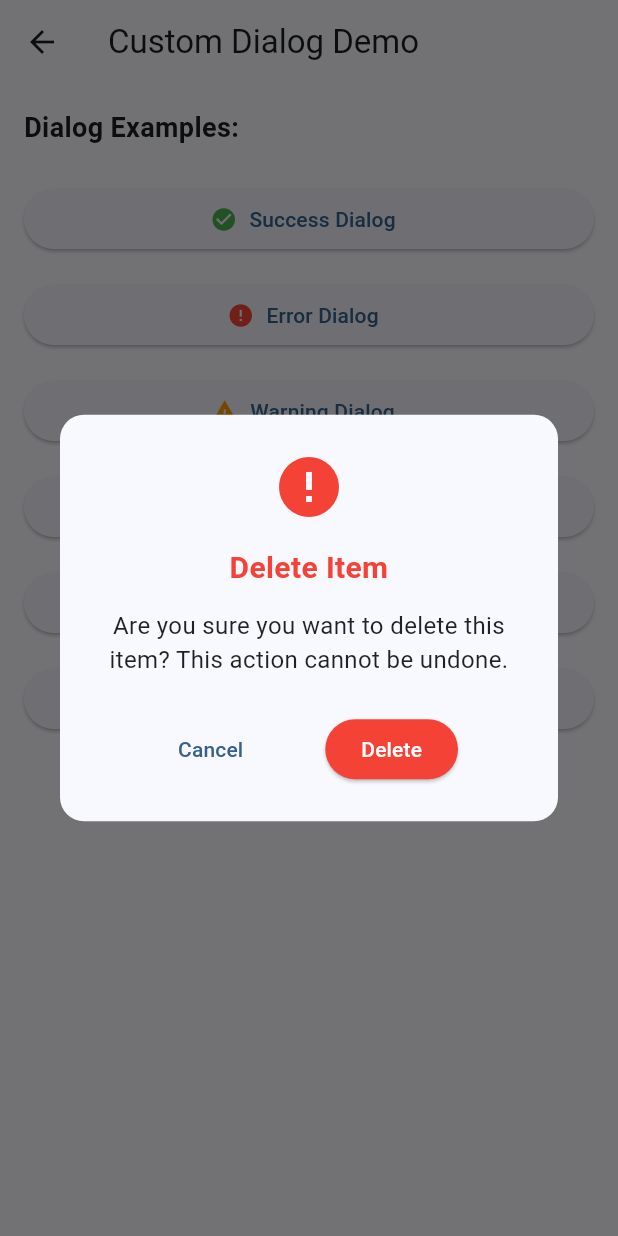
After one commit to Koichi5/sample-flutter2025, a Flutter app: the CustomDialogDemo screen opened directly, after a tap on "Confirmation Dialog", on a phone screen of 412 x 824 dp. The commit adds this screen. Run offline on Flutter 3.47's test engine with Material 3 defaults, Android fonts, the phone set to English and light mode, and no system bars; our stand-ins replace flutter_riverpod, freezed_annotation, hooks_riverpod, riverpod_annotation; generated files the repository leaves out were written again.

Commit message:
add: 別のビューを追加

```diff
--- /dev/null
+++ b/lib/components/custom_dialog.dart
@@ -0,0 +1,379 @@
+import 'package:flutter/material.dart';
+
+enum DialogType { success, error, warning, info, custom }
+
+class CustomDialog extends StatelessWidget {
+  const CustomDialog({
+    super.key,
+    required this.title,
+    required this.content,
+    this.type = DialogType.custom,
+    this.actions,
+    this.icon,
+    this.titleStyle,
+    this.contentStyle,
+    this.backgroundColor,
+    this.borderRadius = 16.0,
+    this.isDismissible = true,
+    this.showCloseButton = true,
+    this.onClosed,
+    this.width,
+    this.height,
+    this.padding = const EdgeInsets.all(24.0),
+  });
+
+  final String title;
+  final String content;
+  final DialogType type;
+  final List<Widget>? actions;
+  final IconData? icon;
+  final TextStyle? titleStyle;
+  final TextStyle? contentStyle;
+  final Color? backgroundColor;
+  final double borderRadius;
+  final bool isDismissible;
+  final bool showCloseButton;
+  final VoidCallback? onClosed;
+  final double? width;
+  final double? height;
+  final EdgeInsetsGeometry padding;
+
+  Color get _typeColor {
+    switch (type) {
+      case DialogType.success:
+        return Colors.green;
+      case DialogType.error:
+        return Colors.red;
+      case DialogType.warning:
+        return Colors.orange;
+      case DialogType.info:
+        return Colors.blue;
+      case DialogType.custom:
+        return Colors.grey;
+    }
+  }
+
+  IconData get _typeIcon {
+    if (icon != null) return icon!;
+
+    switch (type) {
+      case DialogType.success:
+        return Icons.check_circle;
+      case DialogType.error:
+        return Icons.error;
+      case DialogType.warning:
+        return Icons.warning;
+      case DialogType.info:
+        return Icons.info;
+      case DialogType.custom:
+        return Icons.help_outline;
+    }
+  }
+
+  TextStyle get _defaultTitleStyle {
+    return TextStyle(
+      fontSize: 20.0,
+      fontWeight: FontWeight.bold,
+      color: _typeColor,
+    );
+  }
+
+  TextStyle get _defaultContentStyle {
+    return const TextStyle(fontSize: 16.0, color: Colors.black87);
+  }
+
+  @override
+  Widget build(BuildContext context) {
+    final theme = Theme.of(context);
+    final effectiveBackgroundColor =
+        backgroundColor ?? theme.dialogBackgroundColor;
+
+    return Dialog(
+      backgroundColor: effectiveBackgroundColor,
+      shape: RoundedRectangleBorder(
+        borderRadius: BorderRadius.circular(borderRadius),
+      ),
+      child: Container(
+        width: width,
+        height: height,
+        padding: padding,
+        child: Column(
+          mainAxisSize: MainAxisSize.min,
+          children: [
+            // Header with close button
+            if (showCloseButton)
+              Row(
+                mainAxisAlignment: MainAxisAlignment.end,
+                children: [
+                  IconButton(
+                    icon: const Icon(Icons.close, size: 24),
+                    onPressed: () {
+                      Navigator.of(context).pop();
+                      onClosed?.call();
+                    },
+                  ),
+                ],
+              ),
+
+            // Icon
+            Icon(_typeIcon, size: 48, color: _typeColor),
+            const SizedBox(height: 16),
+
+            // Title
+            Text(
+              title,
+              style: titleStyle ?? _defaultTitleStyle,
+              textAlign: TextAlign.center,
+            ),
+            const SizedBox(height: 12),
+
+            // Content
+            Flexible(
+              child: Text(
+                content,
+                style: contentStyle ?? _defaultContentStyle,
+                textAlign: TextAlign.center,
+              ),
+            ),
+            const SizedBox(height: 24),
+
+            // Actions
+            if (actions != null && actions!.isNotEmpty)
+              Row(
+                mainAxisAlignment: MainAxisAlignment.spaceEvenly,
+                children: actions!,
+              )
+            else
+              // Default OK button
+              SizedBox(
+                width: double.infinity,
+                child: ElevatedButton(
+                  style: ElevatedButton.styleFrom(
+                    backgroundColor: _typeColor,
+                    foregroundColor: Colors.white,
+                    padding: const EdgeInsets.symmetric(vertical: 12),
+                    shape: RoundedRectangleBorder(
+                      borderRadius: BorderRadius.circular(8),
+                    ),
+                  ),
+                  onPressed: () {
+                    Navigator.of(context).pop();
+                    onClosed?.call();
+                  },
+                  child: const Text('OK'),
+                ),
+              ),
+          ],
+        ),
+      ),
+    );
+  }
+
+  // Utility method to show the dialog
+  static Future<T?> show<T>({
+    required BuildContext context,
+    required String title,
+    required String content,
+    DialogType type = DialogType.custom,
+    List<Widget>? actions,
+    IconData? icon,
+    TextStyle? titleStyle,
+    TextStyle? contentStyle,
+    Color? backgroundColor,
+    double borderRadius = 16.0,
+    bool isDismissible = true,
+    bool showCloseButton = true,
+    VoidCallback? onClosed,
+    double? width,
+    double? height,
+    EdgeInsetsGeometry padding = const EdgeInsets.all(24.0),
+  }) {
+    return showDialog<T>(
+      context: context,
+      barrierDismissible: isDismissible,
+      builder: (BuildContext context) {
+        return CustomDialog(
+          title: title,
+          content: content,
+          type: type,
+          actions: actions,
+          icon: icon,
+          titleStyle: titleStyle,
+          contentStyle: contentStyle,
+          backgroundColor: backgroundColor,
+          borderRadius: borderRadius,
+          isDismissible: isDismissible,
+          showCloseButton: showCloseButton,
+          onClosed: onClosed,
+          width: width,
+          height: height,
+          padding: padding,
+        );
+      },
+    );
+  }
+}
+
+// 使用例用のヘルパークラス
+class CustomDialogDemo extends StatelessWidget {
+  const CustomDialogDemo({super.key});
+
+  @override
+  Widget build(BuildContext context) {
+    return Scaffold(
+      appBar: AppBar(title: const Text('Custom Dialog Demo')),
+      body: SingleChildScrollView(
+        child: Padding(
+          padding: const EdgeInsets.all(16.0),
+          child: Column(
+            crossAxisAlignment: CrossAxisAlignment.stretch,
+            children: [
+            const Text(
+              'Dialog Examples:',
+              style: TextStyle(fontSize: 18, fontWeight: FontWeight.bold),
+            ),
+            const SizedBox(height: 24),
+
+            // Success Dialog
+            ElevatedButton.icon(
+              icon: const Icon(Icons.check_circle, color: Colors.green),
+              label: const Text('Success Dialog'),
+              onPressed: () => _showSuccessDialog(context),
+            ),
+            const SizedBox(height: 16),
+
+            // Error Dialog
+            ElevatedButton.icon(
+              icon: const Icon(Icons.error, color: Colors.red),
+              label: const Text('Error Dialog'),
+              onPressed: () => _showErrorDialog(context),
+            ),
+            const SizedBox(height: 16),
+
+            // Warning Dialog
+            ElevatedButton.icon(
+              icon: const Icon(Icons.warning, color: Colors.orange),
+              label: const Text('Warning Dialog'),
+              onPressed: () => _showWarningDialog(context),
+            ),
+            const SizedBox(height: 16),
+
+            // Info Dialog
+            ElevatedButton.icon(
+              icon: const Icon(Icons.info, color: Colors.blue),
+              label: const Text('Info Dialog'),
+              onPressed: () => _showInfoDialog(context),
+            ),
+            const SizedBox(height: 16),
+
+            // Custom Dialog with Actions
+            ElevatedButton.icon(
+              icon: const Icon(Icons.settings, color: Colors.purple),
+              label: const Text('Custom Dialog with Actions'),
+              onPressed: () => _showCustomDialog(context),
+            ),
+            const SizedBox(height: 16),
+
+            // Confirmation Dialog
+            ElevatedButton.icon(
+              icon: const Icon(Icons.delete, color: Colors.red),
+              label: const Text('Confirmation Dialog'),
+              onPressed: () => _showConfirmationDialog(context),
+            ),
+          ],
+        ),
+      ),
+    ),
+    );
+  }
+
+  void _showSuccessDialog(BuildContext context) {
+    CustomDialog.show(
+      context: context,
+      type: DialogType.success,
+      title: 'Success!',
+      content: 'Your operation has been completed successfully.',
+    );
+  }
+
+  void _showErrorDialog(BuildContext context) {
+    CustomDialog.show(
+      context: context,
+      type: DialogType.error,
+      title: 'Error Occurred',
+      content: 'Something went wrong. Please try again later.',
+    );
+  }
+
+  void _showWarningDialog(BuildContext context) {
+    CustomDialog.show(
+      context: context,
+      type: DialogType.warning,
+      title: 'Warning',
+      content: 'This action may have unintended consequences.',
+    );
+  }
+
+  void _showInfoDialog(BuildContext context) {
+    CustomDialog.show(
+      context: context,
+      type: DialogType.info,
+      title: 'Information',
+      content: 'Here is some important information you should know.',
+    );
+  }
+
+  void _showCustomDialog(BuildContext context) {
+    CustomDialog.show(
+      context: context,
+      type: DialogType.custom,
+      title: 'Settings',
+      content: 'Would you like to enable notifications?',
+      icon: Icons.settings,
+      backgroundColor: Colors.grey[50],
+      actions: [
+        TextButton(
+          onPressed: () => Navigator.of(context).pop(),
+          child: const Text('Cancel'),
+        ),
+        ElevatedButton(
+          onPressed: () {
+            Navigator.of(context).pop();
+            ScaffoldMessenger.of(context).showSnackBar(
+              const SnackBar(content: Text('Notifications enabled!')),
+            );
+          },
+          child: const Text('Enable'),
+        ),
+      ],
+    );
+  }
+
+  void _showConfirmationDialog(BuildContext context) {
+    CustomDialog.show(
+      context: context,
+      type: DialogType.error,
+      title: 'Delete Item',
+      content:
+          'Are you sure you want to delete this item? This action cannot be undone.',
+      showCloseButton: false,
+      isDismissible: false,
+      actions: [
+        TextButton(
+          onPressed: () => Navigator.of(context).pop(),
+          child: const Text('Cancel'),
+        ),
+        ElevatedButton(
+          style: ElevatedButton.styleFrom(backgroundColor: Colors.red),
+          onPressed: () {
+            Navigator.of(context).pop();
+            ScaffoldMessenger.of(
+              context,
+            ).showSnackBar(const SnackBar(content: Text('Item deleted!')));
+          },
+          child: const Text('Delete', style: TextStyle(color: Colors.white)),
+        ),
+      ],
+    );
+  }
+}
```
Also changed, not shown: lib/main.dart (+30 -6 lines), tools/golden_test/ai_mock_request.json (+70 -40 lines), 9 other files.
